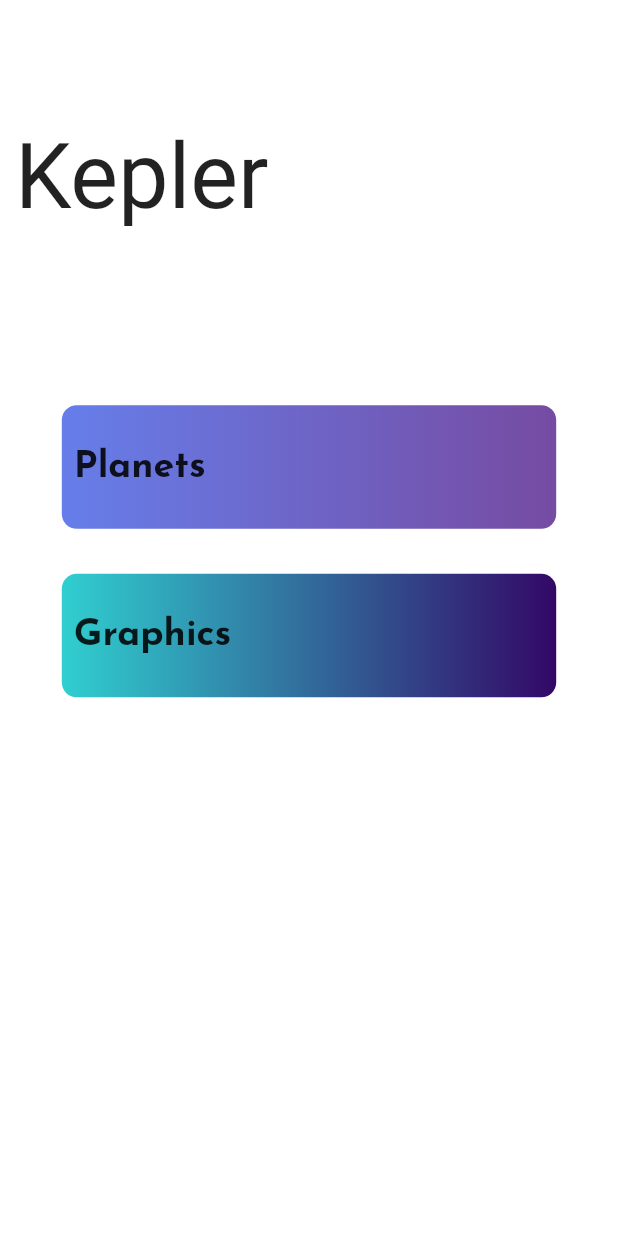
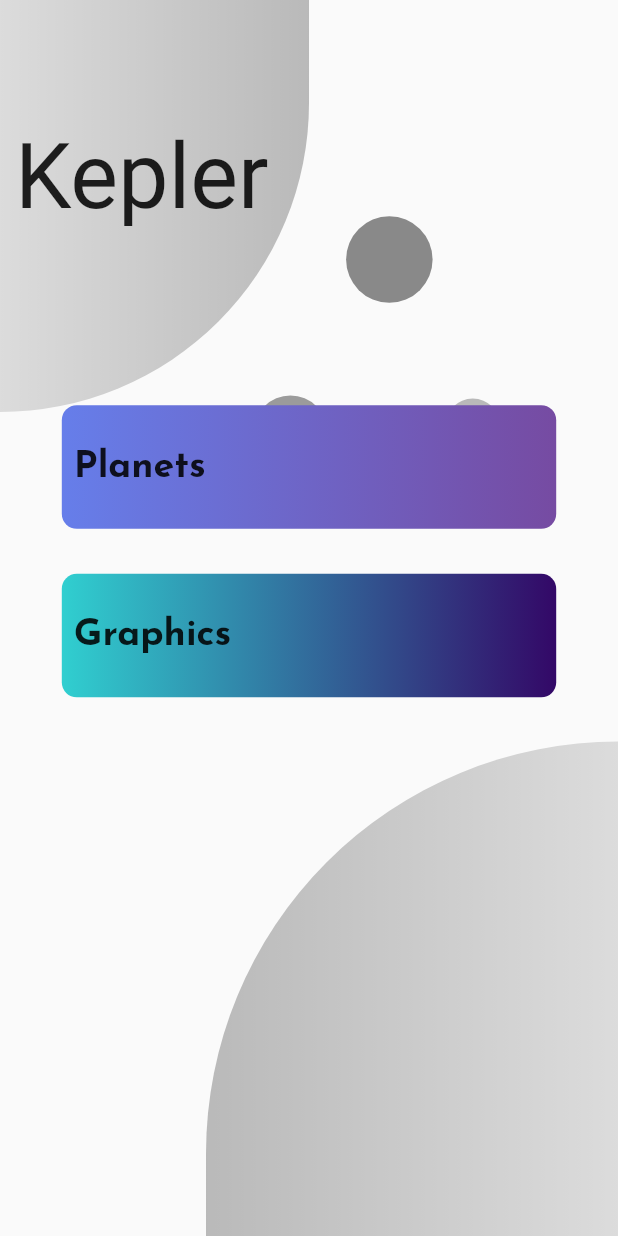
Before and after one commit to gumbarros/kepler, a Flutter app: the screen it shows after launch, on a phone screen of 412 x 824 dp. Run offline on Flutter 3.47's test engine with Material 2 defaults, Android fonts, the phone set to English and light mode, and no system bars; our stand-ins replace flutter_spinkit, get, google_fonts; missing offline and left inert: slimy_card.

Commit message:
Improved UI

```diff
--- /dev/null
+++ b/lib/backgrounds/homeBackground.dart
@@ -0,0 +1,94 @@
+import 'package:flutter/material.dart';
+
+class Background extends StatelessWidget {
+  @override
+  Widget build(BuildContext context) {
+    double _height = MediaQuery.of(context).size.height;
+    double _width = MediaQuery.of(context).size.width;
+    return Scaffold(
+      body: Stack(
+        children: [
+          Positioned(
+            top: _height * 0.14,
+            left: _width * 0.56,
+            child: Container(
+              height: _height * 0.14,
+              width: _width * 0.14,
+              decoration: BoxDecoration(
+                shape: BoxShape.circle,
+                color: Colors.black45,
+              ),
+            ),
+          ),
+          Positioned(
+            top: _height * 0.29,
+            left: _width * 0.41,
+            child: Container(
+              height: _height * 0.12,
+              width: _width * 0.12,
+              decoration: BoxDecoration(
+                shape: BoxShape.circle,
+                color: Colors.black38,
+              ),
+            ),
+          ),
+          Positioned(
+            top: _height * 0.3,
+            left: _width * 0.72,
+            child: Container(
+              height: _height * 0.09,
+              width: _width * 0.09,
+              decoration: BoxDecoration(
+                shape: BoxShape.circle,
+                color: Colors.black26,
+              ),
+            ),
+          ),
+          Column(
+            mainAxisAlignment: MainAxisAlignment.end,
+            children: [
+              Row(
+                mainAxisAlignment: MainAxisAlignment.end,
+                children: [
+                  Container(
+                    height: _height / 2.5,
+                    width: _width / 1.5,
+                    decoration: BoxDecoration(
+                        gradient: LinearGradient(colors: [
+                          Colors.black26,
+                          Colors.black12,
+                        ]),
+                        borderRadius: BorderRadius.only(
+                          topLeft: Radius.circular(360),
+                          topRight: Radius.zero,
+                          bottomLeft: Radius.zero,
+                          bottomRight: Radius.zero,
+                        )),
+                  ),
+                ],
+              ),
+            ],
+          ),
+          Column(
+            children: [
+              Container(
+                height: _height / 3,
+                width: _width / 2,
+                decoration: BoxDecoration(
+                    gradient: LinearGradient(
+                        colors: [Colors.black12, Colors.black26]),
+                    borderRadius: BorderRadius.only(
+                      topLeft: Radius.zero,
+                      topRight: Radius.zero,
+                      bottomLeft: Radius.zero,
+                      bottomRight: Radius.circular(360),
+                    )),
+              ),
+              Expanded(child: SizedBox()),
+            ],
+          ),
+        ],
+      ),
+    );
+  }
+}
--- a/lib/main.dart
+++ b/lib/main.dart
@@ -1,13 +1,19 @@
 import 'package:flutter/material.dart';
 import 'package:get/route_manager.dart';
 import 'package:kepler/views/homeView.dart';
+import 'package:kepler/views/settingsView.dart';
 
 void main() {
   runApp(GetMaterialApp(
     title: 'Kepler',
     darkTheme: ThemeData(brightness: Brightness.dark),
     debugShowCheckedModeBanner: false,
-    home: Home(),
+    home: Pages(
+      list: [
+        Home(),
+        Settings(),
+      ],
+    ),
     builder: (context, child) {
       return ScrollConfiguration(
         behavior: RemoveGlow(),
@@ -25,3 +31,31 @@ class RemoveGlow extends ScrollBehavior {
     return child;
   }
 }
+
+class Pages extends StatefulWidget {
+  final List<Widget> list;
+
+  Pages({this.list});
+
+  @override
+  _PagesState createState() => _PagesState();
+}
+
+class _PagesState extends State<Pages> {
+  PageController _pageController;
+
+  @override
+  void initState() {
+    _pageController = PageController(initialPage: 0);
+    super.initState();
+  }
+
+  @override
+  Widget build(BuildContext context) {
+    return PageView(
+      controller: _pageController,
+      physics: BouncingScrollPhysics(),
+      children: widget.list,
+    );
+  }
+}
--- a/lib/views/homeView.dart
+++ b/lib/views/homeView.dart
@@ -1,6 +1,7 @@
 import 'package:flutter/cupertino.dart';
 import 'package:flutter/material.dart';
 import 'package:get/route_manager.dart';
+import 'package:kepler/backgrounds/homeBackground.dart';
 import 'package:kepler/views/graphicsView.dart';
 import 'package:kepler/views/planetsView.dart';
 import 'package:kepler/widgets/cards/menuCard.dart';
@@ -72,11 +73,10 @@ Route _planetPageRoute(Widget child) {
   return CupertinoPageRoute(builder: (context) => child);
 }
 
-class Background extends StatelessWidget {
+class Something extends StatelessWidget {
   @override
   Widget build(BuildContext context) {
     return Container(
-      color: Colors.transparent,
       child: Column(
         children: [
           Container(
--- /dev/null
+++ b/lib/views/settingsView.dart
@@ -0,0 +1,38 @@
+import 'package:flutter/material.dart';
+import 'package:get/get.dart';
+
+class Settings extends StatelessWidget {
+  @override
+  Widget build(BuildContext context) {
+    return Scaffold(
+      body: SafeArea(
+          child: Container(
+        child: ListView(
+          physics: BouncingScrollPhysics(),
+          children: [
+            SizedBox(
+              height: Get.height / 10,
+            ),
+            Padding(
+              padding: const EdgeInsets.only(left: 10.0),
+              child: Row(
+                mainAxisAlignment: MainAxisAlignment.start,
+                children: [
+                  Text(
+                    'Settings',
+                    style: TextStyle(
+                      fontSize: 60,
+                    ),
+                  ),
+                ],
+              ),
+            ),
+            SizedBox(
+              height: Get.height / 7,
+            ),
+          ],
+        ),
+      )),
+    );
+  }
+}
```
